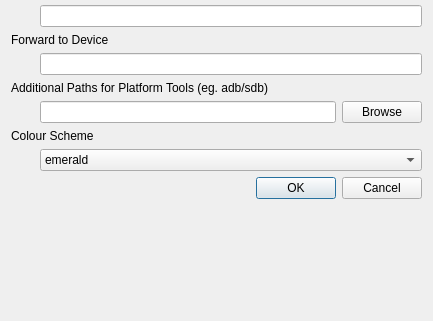
gamoeba/stagehand, file initialsettingsdialog.ui: the form before one commit; both pictures show x 0 to 433 and y 170 to 491 of the 433 by 491 pixel window.
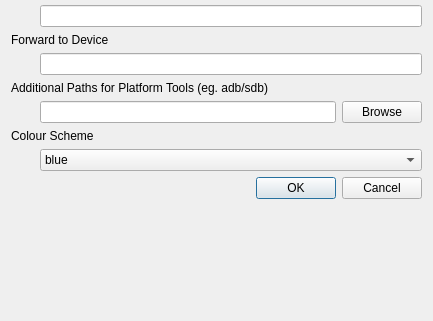
The form after the commit.

```diff
--- a/initialsettingsdialog.ui
+++ b/initialsettingsdialog.ui
@@ -123,7 +123,7 @@
     <widget class="QComboBox" name="colourSchemeSelect">
      <item>
       <property name="text">
-       <string>emerald</string>
+       <string>blue</string>
       </property>
      </item>
      <item>
```
Left out of the diff: 14 changed lines with no effect on the pictures.
